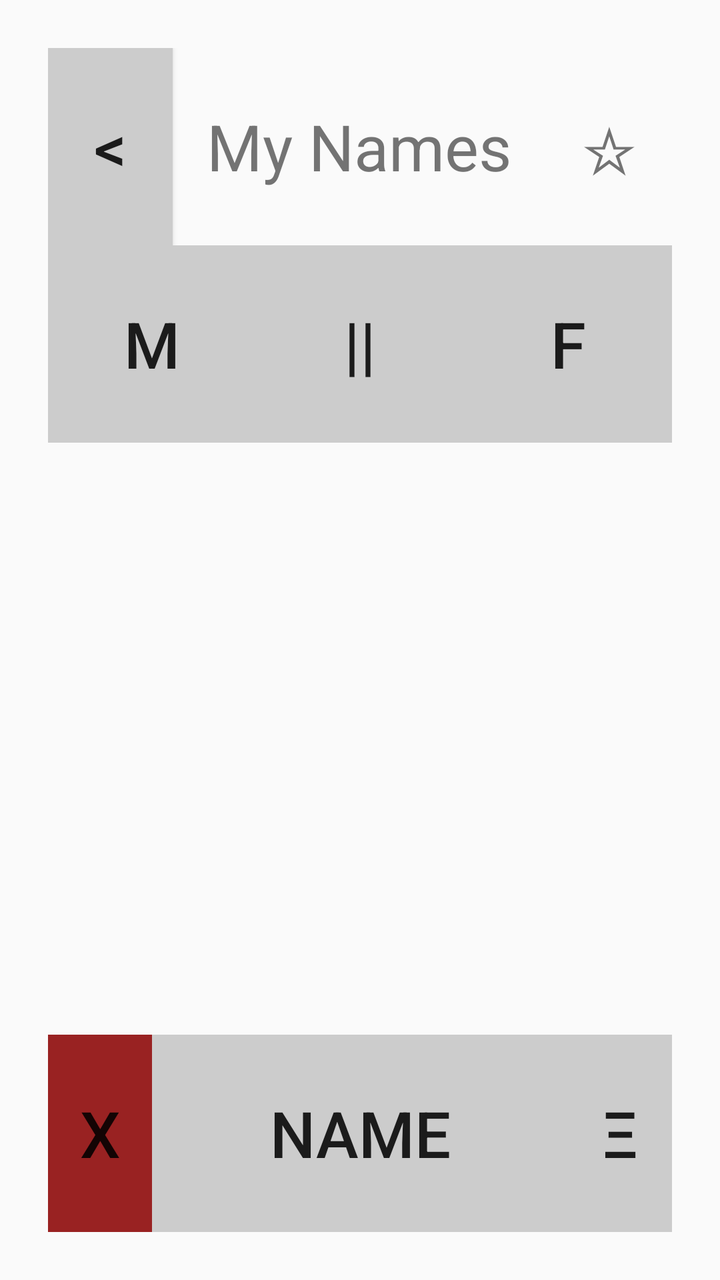
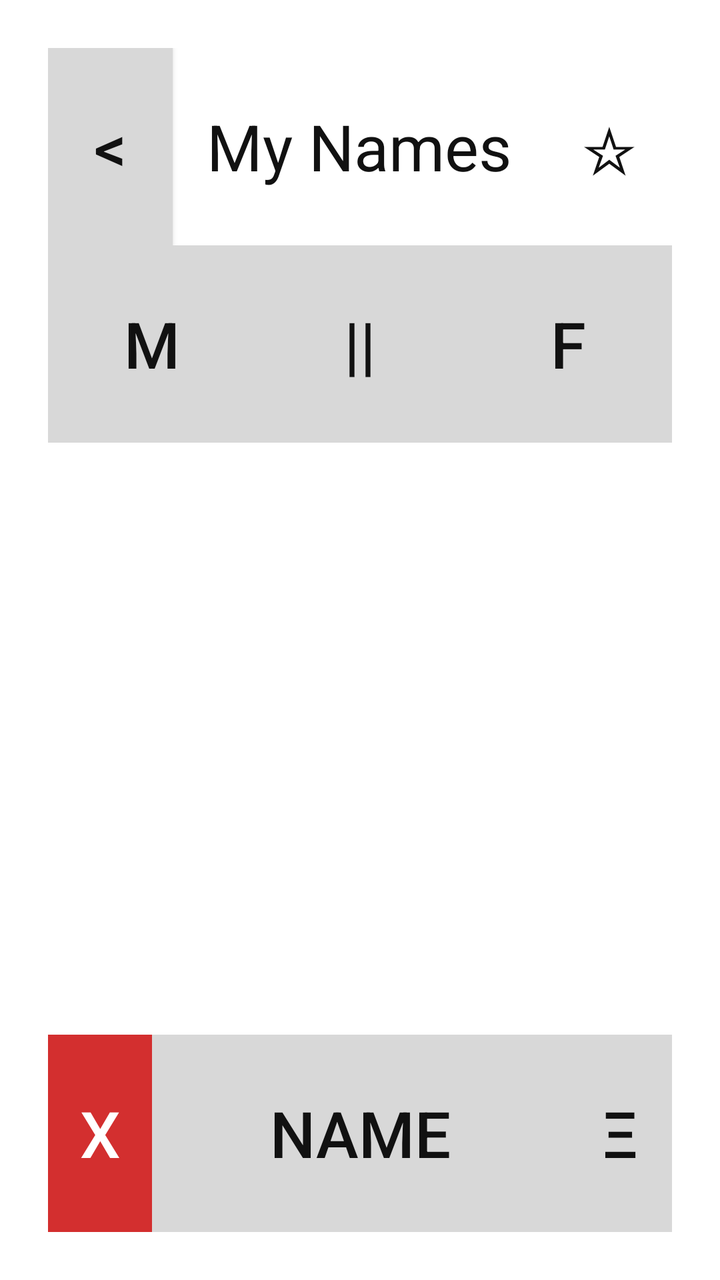

Screens rendered from an Android XML layout before and after an edit, with the pre-edit source and the edit as a unified diff.
<!-- AndroidManifest.xml: application theme AppTheme -->
<!-- res/layout/my_names.xml -->
<LinearLayout
     xmlns:android="http://schemas.android.com/apk/res/android"
     xmlns:tools="http://schemas.android.com/tools"
     android:id="@+id/bg"
     android:orientation="vertical"
     android:layout_width="match_parent"
     android:layout_height="match_parent"
     android:padding="@dimen/largeMargin"
     tools:context=".NewNames">

     <LinearLayout
          android:orientation="horizontal"
          android:layout_width="fill_parent"
          android:layout_height="0dp"
          android:layout_weight="1">

          <Button
               android:id="@+id/back"
               android:onClick="back"
               android:text="@string/back"
               android:textSize="@dimen/largeText"
               android:padding="@dimen/smallMargin"
               android:layout_height="fill_parent"
               android:layout_width="0dp"
               android:layout_weight="1"
               android:background="@color/gray"
               android:gravity="center"
               android:layout_gravity="center_horizontal"/>

          <TextView
               android:text="@string/myNamesPage"
               android:gravity="center"
               android:textSize="@dimen/largeText"
               android:layout_height="fill_parent"
               android:layout_width="0dp"
               android:layout_weight="3"/>

          <TextView
               android:text="@string/myList"
               android:gravity="center"
               android:textSize="@dimen/largeText"
               android:layout_height="fill_parent"
               android:layout_width="0dp"
               android:layout_weight="1"/>

     </LinearLayout>

     <LinearLayout
          android:orientation="horizontal"
          android:id="@+id/genderButtonsLayout"
          android:gravity="center"
          android:layout_height="0dp"
          android:layout_width="fill_parent"
          android:layout_weight="1">

          <Button
               android:id="@+id/boys"
               android:onClick="boys"
               android:text="@string/boys"
               android:textSize="@dimen/largeText"
               android:padding="@dimen/smallMargin"
               android:layout_width="0dp"
               android:layout_height="fill_parent"
               android:layout_weight="1"
               android:background="@color/gray"/>

          <Button
               android:background="@color/gray"
               android:id="@+id/all"
               android:onClick="all"
               android:text="@string/all"
               android:textSize="@dimen/largeText"
               android:padding="@dimen/smallMargin"
               android:layout_width="0dp"
               android:layout_height="fill_parent"
               android:layout_weight="1"/>

          <Button
               android:background="@color/gray"
               android:id="@+id/girls"
               android:onClick="girls"
               android:text="@string/girls"
               android:textSize="@dimen/largeText"
               android:padding="@dimen/smallMargin"
               android:layout_width="0dp"
               android:layout_height="fill_parent"
               android:layout_weight="1"/>

     </LinearLayout>

     <RelativeLayout
          android:id="@+id/namesListViewLayout"
          android:layout_height="0dp"
          android:layout_width="fill_parent"
          android:layout_weight="3">

          <ListView
               android:id="@+id/namesListView"
               android:choiceMode="singleChoice"
               android:layout_width="match_parent"
               android:layout_height="wrap_content"/>

     </RelativeLayout>

     <LinearLayout
          android:orientation="horizontal"
          android:layout_height="0dp"
          android:layout_width="fill_parent"
          android:layout_weight="1">

          <Button
               android:id="@+id/delete"
               android:onClick="delete"
               android:text="@string/delete"
               android:textSize="@dimen/largeText"
               android:layout_height="fill_parent"
               android:layout_width="0dp"
               android:layout_weight="1"
               android:background="@color/delete"/>

          <Button
               android:id="@+id/name"
               android:onClick="name"
               android:text="@string/name"
               android:textSize="@dimen/largeText"
               android:layout_height="fill_parent"
               android:layout_width="0dp"
               android:layout_weight="4"
               android:background="@color/gray"/>

          <Button
               android:id="@+id/random"
               android:onClick="random"
               android:text="@string/random"
               android:textSize="@dimen/largeText"
               android:layout_height="fill_parent"
               android:layout_width="0dp"
               android:layout_weight="1"
               android:background="@color/gray"/>

     </LinearLayout>

</LinearLayout>
<!-- resources referenced by this layout -->
<resources>
  <color name="delete">#922</color>
  <color name="gray">#ccc</color>
  <dimen name="largeMargin">24dp</dimen>
  <dimen name="largeText">32sp</dimen>
  <dimen name="smallMargin">6dp</dimen>
  <string name="all">||</string>
  <string name="back">&lt;</string>
  <string name="boys">M</string>
  <string name="delete">x</string>
  <string name="girls">F</string>
  <string name="myList">☆</string>
  <string name="myNamesPage">My Names</string>
  <string name="name">Name</string>
  <string name="random">Ξ</string>
  <style name="AppTheme" parent="android:Theme.Holo.Light.DarkActionBar">
            
       </style>
</resources>

<!-- the commit's change to res/layout/my_names.xml (unified diff, before → after) -->
@@ -6,7 +6,8 @@
      android:layout_width="match_parent"
      android:layout_height="match_parent"
      android:padding="@dimen/largeMargin"
-     tools:context=".NewNames">
+     tools:context=".NewNames"
+     android:background="@color/white">
 
      <LinearLayout
           android:orientation="horizontal"
@@ -19,6 +20,7 @@
                android:onClick="back"
                android:text="@string/back"
                android:textSize="@dimen/largeText"
+               android:textColor="@color/button_text"
                android:padding="@dimen/smallMargin"
                android:layout_height="fill_parent"
                android:layout_width="0dp"
@@ -31,6 +33,7 @@
                android:text="@string/myNamesPage"
                android:gravity="center"
                android:textSize="@dimen/largeText"
+               android:textColor="@color/text_primary"
                android:layout_height="fill_parent"
                android:layout_width="0dp"
                android:layout_weight="3"/>
@@ -39,6 +42,7 @@
                android:text="@string/myList"
                android:gravity="center"
                android:textSize="@dimen/largeText"
+               android:textColor="@color/text_primary"
                android:layout_height="fill_parent"
                android:layout_width="0dp"
                android:layout_weight="1"/>
@@ -58,6 +62,7 @@
                android:onClick="boys"
                android:text="@string/boys"
                android:textSize="@dimen/largeText"
+               android:textColor="@color/button_text"
                android:padding="@dimen/smallMargin"
                android:layout_width="0dp"
                android:layout_height="fill_parent"
@@ -70,6 +75,7 @@
                android:onClick="all"
                android:text="@string/all"
                android:textSize="@dimen/largeText"
+               android:textColor="@color/button_text"
                android:padding="@dimen/smallMargin"
                android:layout_width="0dp"
                android:layout_height="fill_parent"
@@ -81,6 +87,7 @@
                android:onClick="girls"
                android:text="@string/girls"
                android:textSize="@dimen/largeText"
+               android:textColor="@color/button_text"
                android:padding="@dimen/smallMargin"
                android:layout_width="0dp"
                android:layout_height="fill_parent"
@@ -113,6 +120,7 @@
                android:onClick="delete"
                android:text="@string/delete"
                android:textSize="@dimen/largeText"
+               android:textColor="@color/delete_text"
                android:layout_height="fill_parent"
                android:layout_width="0dp"
                android:layout_weight="1"
@@ -123,6 +131,7 @@
                android:onClick="name"
                android:text="@string/name"
                android:textSize="@dimen/largeText"
+               android:textColor="@color/button_text"
                android:layout_height="fill_parent"
                android:layout_width="0dp"
                android:layout_weight="4"
@@ -133,6 +142,7 @@
                android:onClick="random"
                android:text="@string/random"
                android:textSize="@dimen/largeText"
+               android:textColor="@color/button_text"
                android:layout_height="fill_parent"
                android:layout_width="0dp"
                android:layout_weight="1"
<!-- resource entries referenced after the edit -->
@@ -1,7 +1,11 @@
 <!-- resources referenced by this layout -->
 <resources>
-  <color name="delete">#922</color>
-  <color name="gray">#ccc</color>
+  <color name="button_text">#111111</color>
+  <color name="delete">#d32f2f</color>
+  <color name="delete_text">#ffffff</color>
+  <color name="gray">#d8d8d8</color>
+  <color name="text_primary">#111111</color>
+  <color name="white">#ffffff</color>
   <dimen name="largeMargin">24dp</dimen>
   <dimen name="largeText">32sp</dimen>
   <dimen name="smallMargin">6dp</dimen>
@@ -14,8 +18,13 @@
   <string name="myNamesPage">My Names</string>
   <string name="name">Name</string>
   <string name="random">Ξ</string>
-  <style name="AppTheme" parent="android:Theme.Holo.Light.DarkActionBar">
-            
-       </style>
+  <style name="AppTheme" parent="android:Theme.Material.Light.NoActionBar">
+          <item name="android:textColor">@color/text_primary</item>
+          <item name="android:textColorPrimary">@color/text_primary</item>
+          <item name="android:textColorSecondary">@color/text_secondary</item>
+          <item name="android:windowBackground">@color/white</item>
+          <item name="android:colorBackground">@color/white</item>
+      </style>
+  <color name="text_secondary">#555555</color>
 </resources>
 
